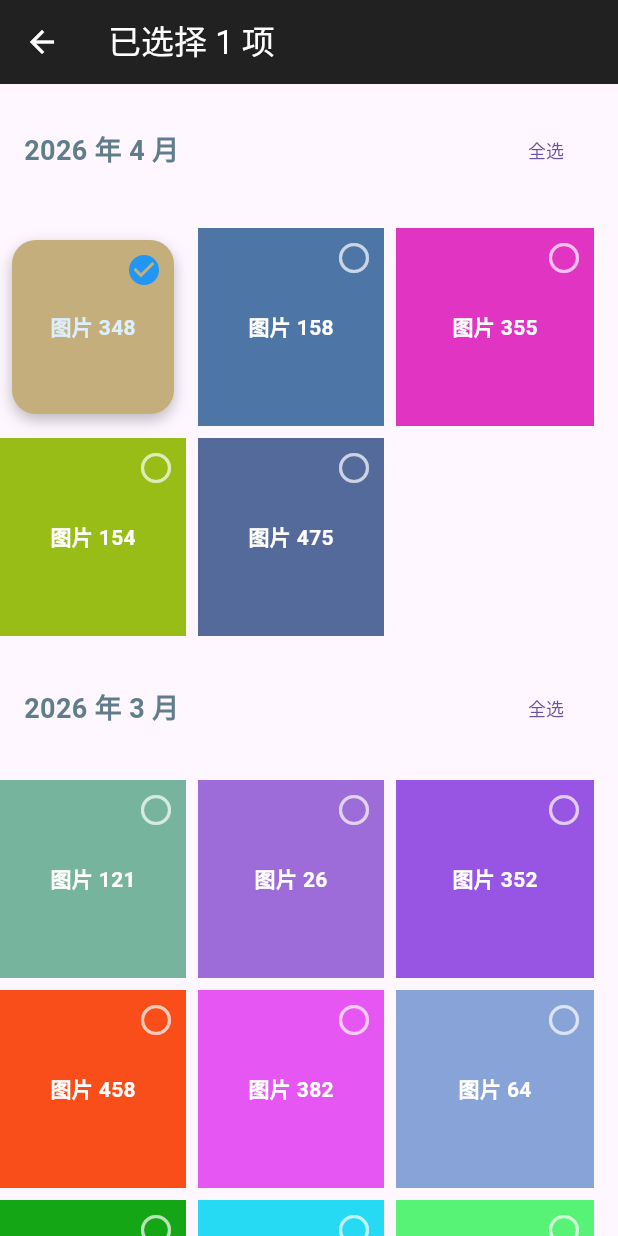
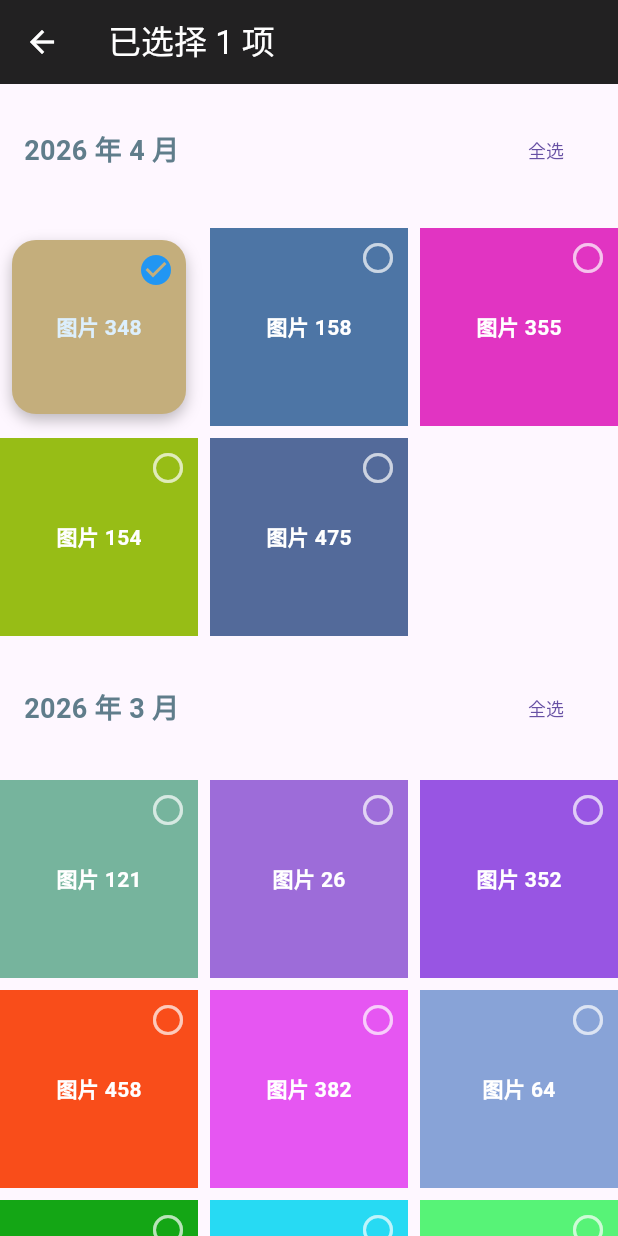
Before and after one commit to lurongshuang/immich_file_list, a Flutter app: the UICustomizationExample screen opened directly, after a tap on an icon or button, on a phone screen of 412 x 824 dp. Run offline on Flutter 3.47's test engine with Material 3 defaults, Android fonts, the phone set to English and light mode, and no system bars; our stand-ins replace plugin_platform_interface, web.

Commit message:
移动端端 多选取消点击逻辑优化， 宫格布局不能平分问题修复

```diff
--- a/example/lib/widgets/example_page_wrapper.dart
+++ b/example/lib/widgets/example_page_wrapper.dart
@@ -97,8 +97,16 @@ void handleTap(BuildContext context, PhotoGridItem item, PhotoSelectionControlle
   // 我们这里直接跳过，避免 onTap 的 selectOnly 覆盖掉它。
   if (hasModifier) return;
 
-  // 单击时仅选中当前项（并清空其他已有选中）
-  controller.selectOnly(item.id);
+  final platform = Theme.of(context).platform;
+  final bool isMobile = platform == TargetPlatform.iOS || platform == TargetPlatform.android;
+
+  // 如果处于选择模式且在移动端，则执行 toggle 操作（方便单手取消选中）
+  if (controller.isSelectionActive && isMobile) {
+    controller.toggleItem(item.id);
+  } else {
+    // 在桌面端或未进入选择模式时，执行单选逻辑（清空其他选中，符合访达/标准文件管理器习惯）
+    controller.selectOnly(item.id);
+  }
 }
 
 // 通用双击事件包装器
--- a/lib/photo_grid/logic/photo_drag_region.dart
+++ b/lib/photo_grid/logic/photo_drag_region.dart
@@ -164,6 +164,7 @@ class _PhotoDragRegionState extends State<PhotoDragRegion> with SingleTickerProv
 
     final initialHit = _getIndexAtPosition(event.globalPosition);
     anchorAsset = initialHit;
+    debugPrint('PhotoDragRegion: _onLongPressStart at ${event.globalPosition}, asset index: ${initialHit?.offset}');
     if (initialHit == null) return;
 
     if (anchorAsset != null) {
@@ -174,6 +175,7 @@ class _PhotoDragRegionState extends State<PhotoDragRegion> with SingleTickerProv
   Offset? _lastGlobalPosition;
 
   void _onLongPressEnd() {
+    debugPrint('PhotoDragRegion: _onLongPressEnd');
     _lastGlobalPosition = null;
     scrollNotified = false;
     _velocity = 0;
@@ -237,10 +239,6 @@ class _PhotoDragRegionState extends State<PhotoDragRegion> with SingleTickerProv
 }
 
 class _CustomLongPressGestureRecognizer extends LongPressGestureRecognizer {
-  @override
-  void rejectGesture(int pointer) {
-    acceptGesture(pointer);
-  }
 }
 
 class PhotoGridItemIndexWrapper extends SingleChildRenderObjectWidget {
--- a/lib/photo_grid/widgets/photo_grid_view.dart
+++ b/lib/photo_grid/widgets/photo_grid_view.dart
@@ -695,19 +695,22 @@ class _AssetRow extends StatelessWidget {
   @override
   Widget build(BuildContext context) {
     final row = Row(
-      children: items.asMap().entries.map((entry) {
-        final index = entry.key;
-        final item = entry.value;
-        final last = index + 1 == crossAxisCount;
+      children: List.generate(crossAxisCount * 2 - 1, (i) {
+        final isSeparator = i.isOdd;
+        if (isSeparator) {
+          return SizedBox(width: crossAxisSpacing);
+        }
+
+        final index = i ~/ 2;
+        final hasItem = index < items.length;
+
+        Widget content;
+        if (hasItem) {
+          final item = items[index];
           final offsetIndex = absoluteOffset + index;
 
-        return PhotoGridItemIndexWrapper(
+          content = PhotoGridItemIndexWrapper(
             offset: offsetIndex,
-          child: SizedBox(
-            width: width,
-            height: height,
-            child: Container(
-              margin: EdgeInsets.only(right: last ? 0.0 : crossAxisSpacing),
             child: selectionController != null
                 ? _SelectionObserver(
                     controller: selectionController!,
@@ -716,10 +719,18 @@ class _AssetRow extends StatelessWidget {
                         _buildItemContent(context, item, offsetIndex, isSelected, selectionActive),
                   )
                 : _buildItemContent(context, item, offsetIndex, false, false),
-            ),
+          );
+        } else {
+          content = const SizedBox.shrink();
+        }
+
+        return Expanded(
+          child: SizedBox(
+            height: height,
+            child: content,
           ),
         );
-      }).toList(),
+      }),
     );
 
     if (showDivider && dividerBuilder != null) {
--- a/pubspec.yaml
+++ b/pubspec.yaml
@@ -1,6 +1,6 @@
 name: immich_file_list
 description: A high-performance, professional photo grid library for Flutter with 100,000+ items support, macOS-style desktop interactions, and 100% decoupled architecture.
-version: 1.1.3
+version: 1.1.4
 homepage: https://github.com/lurongshuang/immich_file_list
 
 environment:
```
Also changed, not shown: example/pubspec.lock, 1 other file. Lines whose indentation alone changed are shown as unchanged.
